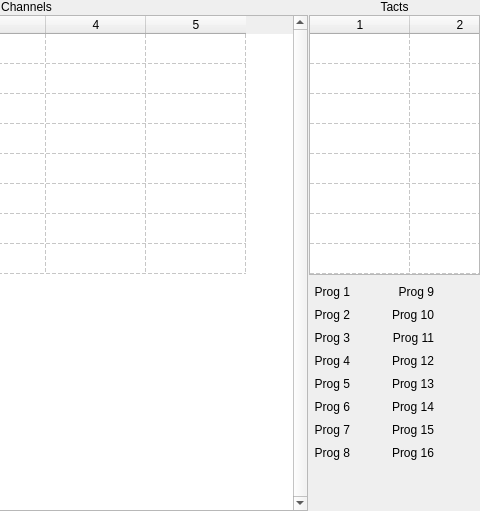
Above: ui/channelsview.ui from dmitry64/av20 before the change; both pictures show x 255 to 735 and y 0 to 511 of the 735 by 511 pixel window. Below: the same form after it.
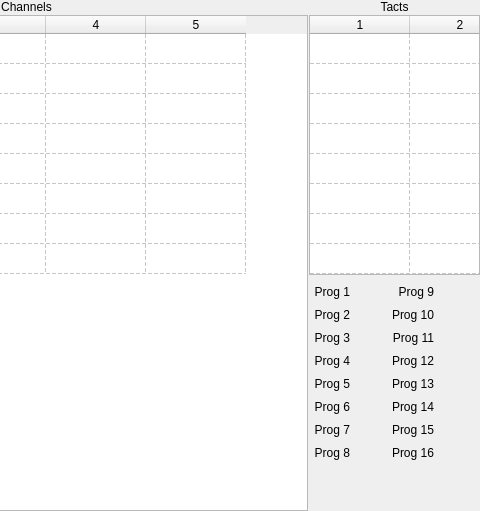
That is the form after the change. Icons and pictures are not drawn.

Diff of the .ui file:
```diff
--- a/ui/channelsview.ui
+++ b/ui/channelsview.ui
@@ -59,7 +59,7 @@
         <string notr="true"/>
        </property>
        <property name="verticalScrollBarPolicy">
-        <enum>Qt::ScrollBarAlwaysOn</enum>
+        <enum>Qt::ScrollBarAlwaysOff</enum>
        </property>
        <property name="horizontalScrollBarPolicy">
         <enum>Qt::ScrollBarAlwaysOff</enum>
```
